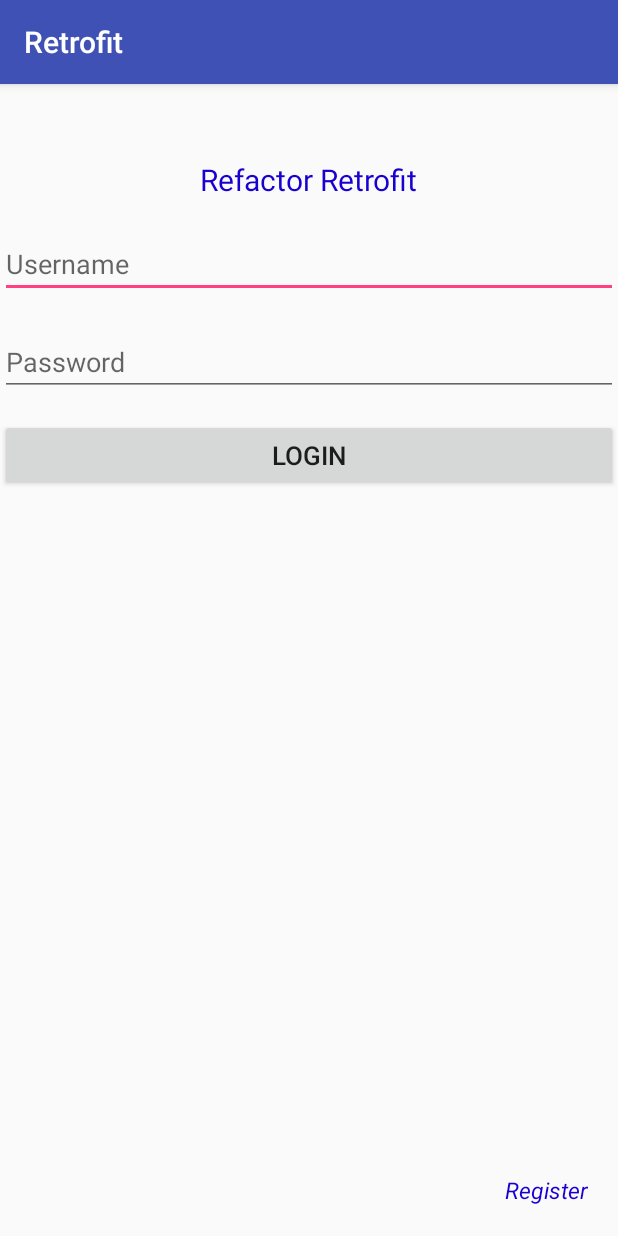
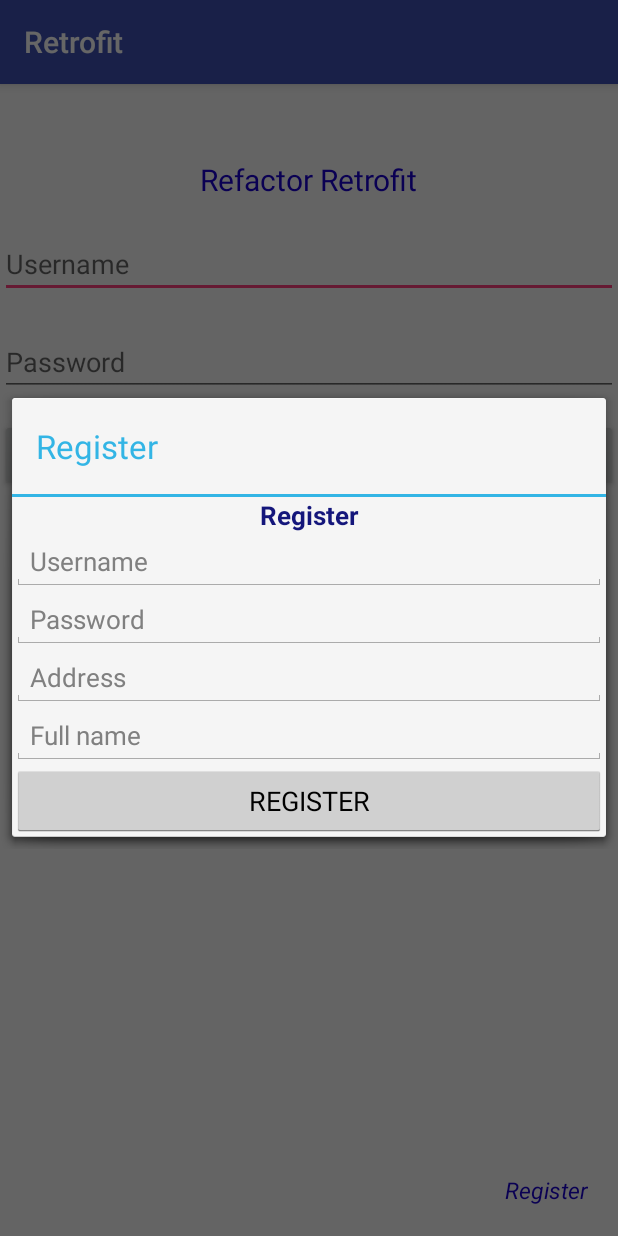
Before and after one commit to lyvietson95/RefactorRetrofit, an Android app: the screen it shows after launch (MainActivity), after a tap on "Register", on a phone screen of 412 x 824 dp. Run offline under Robolectric (Android 15) with nearby library versions, the phone set to English and light mode, and no system bars.

Commit message:
Add feature register User

```diff
--- a/app/src/main/java/vn/ifactory/retrofit/data/remote/APIInterface.java
+++ b/app/src/main/java/vn/ifactory/retrofit/data/remote/APIInterface.java
@@ -33,4 +33,7 @@ public interface APIInterface {
     Call<Users> getUserInfo(@Header(value = "Authorization")String token,
                             @Path("username") String username,
                             @Path("password") String password);
+
+    @POST(ToDoAppRestAPI.registerUser)
+    Call<String> registerUser(@Body Users users);
 }
--- a/app/src/main/java/vn/ifactory/retrofit/data/remote/APIServiceProvider.java
+++ b/app/src/main/java/vn/ifactory/retrofit/data/remote/APIServiceProvider.java
@@ -74,4 +74,8 @@ public class APIServiceProvider {
     public Call<Users> getUserInfo(String token, String userName, String password) {
         return apiInterface.getUserInfo(token, userName, password);
     }
+
+    public Call<String> registerUser(Users users) {
+        return apiInterface.registerUser(users);
+    }
 }
--- a/app/src/main/java/vn/ifactory/retrofit/data/remote/ToDoAppRestAPI.java
+++ b/app/src/main/java/vn/ifactory/retrofit/data/remote/ToDoAppRestAPI.java
@@ -8,13 +8,13 @@ public interface ToDoAppRestAPI {
     String baseLocalHostUrl = "http://192.168.0.107:80/api/";
     String baseRemoteUrl = "http://192.168.0.107:80/api/";
 
-    String registerAuthor="users/";
+    String registerUser="users/";
 
     String getToken = "token";
 
     String getUserInfo = "users/{username}/{password}";
 
-    String logout = registerAuthor+"signout/";
+    String logout = registerUser+"signout/";
 
     String addToDoItem = "todo/";
 
--- a/app/src/main/java/vn/ifactory/retrofit/model/Users.java
+++ b/app/src/main/java/vn/ifactory/retrofit/model/Users.java
@@ -1,12 +1,14 @@
 package vn.ifactory.retrofit.model;
 
 import com.google.gson.annotations.SerializedName;
+
+import java.io.Serializable;
 
 /**
  * Created by PC on 10/18/2018.
  */
 
-public class Users {
+public class Users implements Serializable{
     @SerializedName("userId")
     private int userId;
 
--- a/app/src/main/java/vn/ifactory/retrofit/view/activities/MainActivity.java
+++ b/app/src/main/java/vn/ifactory/retrofit/view/activities/MainActivity.java
@@ -1,8 +1,10 @@
 package vn.ifactory.retrofit.view.activities;
+
 
 import android.content.Intent;
 import android.support.annotation.NonNull;
 import android.os.Bundle;
+import android.support.v4.app.DialogFragment;
 import android.util.Log;
 import android.view.View;
 import android.widget.Button;
@@ -19,8 +21,10 @@ import vn.ifactory.retrofit.model.TokenReponse;
 import vn.ifactory.retrofit.model.TokenRequest;
 import vn.ifactory.retrofit.model.Users;
 import vn.ifactory.retrofit.utils.Util;
+import vn.ifactory.retrofit.view.dialogs.ICallbackFragment;
+import vn.ifactory.retrofit.view.dialogs.RegisterDialogFragment;
 
-public class MainActivity extends BaseActivity implements View.OnClickListener{
+public class MainActivity extends BaseActivity implements View.OnClickListener, ICallbackFragment, RegisterDialogFragment.IRegisterSuccess{
     public static final String GRANT_TYPE = "password";
     public static final String TAG = MainActivity.class.getSimpleName();
 
@@ -59,7 +63,10 @@ public class MainActivity extends BaseActivity implements View.OnClickListener{
     }
 
     private void handleRegister() {
-
+        DialogFragment dialogFragment = new RegisterDialogFragment();
+        ((RegisterDialogFragment)dialogFragment).setCallBackFragment(this);
+        ((RegisterDialogFragment)dialogFragment).setIRegisterSuccess(this);
+        dialogFragment.show(getSupportFragmentManager(),"register");
     }
 
     private void handleLogin() {
@@ -128,4 +135,25 @@ public class MainActivity extends BaseActivity implements View.OnClickListener{
         Intent intent = new Intent(this, HomeActivity.class);
         startActivity(intent);
     }
+
+    @Override
+    public void showLoadingDialog(boolean isShow) {
+        if (isShow) {
+            showBusyDialog("Loading...");
+        }else {
+            dismissBusyDialog();
+        }
+
+    }
+
+    @Override
+    public void showToast(String msg) {
+        toastMessage(msg, Toast.LENGTH_SHORT);
+    }
+
+    @Override
+    public void onRegisterSuccess(Users users) {
+        Log.d(TAG, "Register User success");
+        edtUsername.setText(users.getUserName());
+    }
 }
--- /dev/null
+++ b/app/src/main/java/vn/ifactory/retrofit/view/dialogs/ICallbackFragment.java
@@ -0,0 +1,10 @@
+package vn.ifactory.retrofit.view.dialogs;
+
+/**
+ * Created by PC on 10/22/2018.
+ */
+
+public interface ICallbackFragment {
+    void showLoadingDialog(boolean isShow);
+    void showToast(String msg);
+}
--- /dev/null
+++ b/app/src/main/java/vn/ifactory/retrofit/view/dialogs/RegisterDialogFragment.java
@@ -0,0 +1,159 @@
+package vn.ifactory.retrofit.view.dialogs;
+
+import android.app.Dialog;
+import android.content.Context;
+import android.os.Bundle;
+import android.support.annotation.NonNull;
+import android.support.annotation.Nullable;
+import android.support.v4.app.DialogFragment;
+import android.view.LayoutInflater;
+import android.view.View;
+import android.view.ViewGroup;
+import android.widget.Button;
+import android.widget.EditText;
+import android.widget.Toast;
+
+import java.lang.ref.WeakReference;
+
+import retrofit2.Call;
+import retrofit2.Callback;
+import retrofit2.Response;
+import vn.ifactory.retrofit.AppConfig;
+import vn.ifactory.retrofit.R;
+import vn.ifactory.retrofit.model.Users;
+import vn.ifactory.retrofit.utils.Util;
+
+/**
+ * Created by PC on 10/22/2018.
+ */
+
+public class RegisterDialogFragment extends DialogFragment implements View.OnClickListener{
+    public static final String TAG = RegisterDialogFragment.class.getSimpleName();
+    WeakReference<Context> contextRef;
+
+    View rootView;
+    EditText edtUsername, edtPassword, edtAddress, edtFullName;
+    Button btnRegister;
+    ICallbackFragment mCallback;
+    IRegisterSuccess mListener;
+
+    public void setCallBackFragment(ICallbackFragment callBack) {
+        mCallback = callBack;
+    }
+
+    public interface IRegisterSuccess {
+        void onRegisterSuccess(Users users);
+    }
+
+    public void setIRegisterSuccess(IRegisterSuccess registerListener) {
+        mListener = registerListener;
+    }
+
+    @Override
+    public void onCreate(@Nullable Bundle savedInstanceState) {
+        super.onCreate(savedInstanceState);
+        setStyle(android.app.DialogFragment.STYLE_NORMAL,android.R.style.Theme_Holo_Light_Dialog);
+        //setStyle(DialogFragment.STYLE_NO_TITLE,android.R.style.Theme_Holo_Light_Dialog);
+        //setStyle(DialogFragment.STYLE_NO_TITLE,android.R.style.Theme_Holo_Dialog);
+        //setStyle(DialogFragment.STYLE_NO_TITLE,android.R.style.Theme_Holo_Light_Dialog);
+        //setStyle(DialogFragment.STYLE_NORMAL,android.R.style.Theme_Holo_Light);
+    }
+
+    @Nullable
+    @Override
+    public View onCreateView(@NonNull LayoutInflater inflater, @Nullable ViewGroup container, @Nullable Bundle savedInstanceState) {
+        getDialog().setTitle("Register");
+        rootView = inflater.inflate(R.layout.fragment_dialog_register, container, false);
+        addControls();
+        return rootView;
+    }
+
+    @Override
+    public void onActivityCreated(Bundle savedInstanceState) {
+        super.onActivityCreated(savedInstanceState);
+        contextRef = new WeakReference<Context>(getActivity());
+    }
+
+    @NonNull
+    @Override
+    public Dialog onCreateDialog(Bundle savedInstanceState) {
+        Dialog dialog= super.onCreateDialog(savedInstanceState);
+        dialog.setTitle("Register");
+        return dialog;
+    }
+
+    private void addControls() {
+        edtUsername = rootView.findViewById(R.id.edtUserName);
+        edtPassword = rootView.findViewById(R.id.edtPassword);
+        edtAddress = rootView.findViewById(R.id.edtAddress);
+        edtFullName = rootView.findViewById(R.id.edtFullName);
+        btnRegister = rootView.findViewById(R.id.btnRegister);
+
+        btnRegister.setOnClickListener(this);
+    }
+
+    @Override
+    public void onClick(View v) {
+        switch (v.getId()) {
+            case R.id.btnRegister:
+
+                registerUsers();
+                break;
+                default:break;
+        }
+    }
+
+    private void registerUsers() {
+        String userName = edtUsername.getText().toString();
+        String password = edtPassword.getText().toString();
+        String address = edtAddress.getText().toString();
+        String fullName = edtFullName.getText().toString();
+
+        if (Util.isEmptyString(userName) || Util.isEmptyString(password) || Util.isEmptyString(fullName)) {
+            //Toast.makeText(getActivity(), "Some text box empty", Toast.LENGTH_SHORT).show();
+            if (mCallback != null) {
+                mCallback.showToast("Some text box empty");
+            }
+            return;
+        }
+        if (mCallback != null) {
+            mCallback.showLoadingDialog(true);
+        }
+        final Users users = new Users();
+        users.setUserName(userName);
+        users.setPassword(password);
+        users.setAddress(address);
+        users.setFullName(fullName);
+
+        if (Util.isAppOnLine(contextRef.get())) {
+            AppConfig.getApiServiceProvider().registerUser(users).enqueue(new Callback<String>() {
+                @Override
+                public void onResponse(@NonNull Call<String> call, @NonNull Response<String> response) {
+                    if (mCallback != null) {
+                        mCallback.showLoadingDialog(false);
+                    }
+
+                    if (response.body() != null && mListener != null) {
+                        mListener.onRegisterSuccess(users);
+                    }
+
+                    dismiss();
+                }
+
+                @Override
+                public void onFailure(@NonNull Call<String> call, @NonNull Throwable t) {
+                    if (mCallback != null) {
+                        mCallback.showLoadingDialog(false);
+                        mCallback.showToast(t.getMessage());
+                    }
+
+                }
+            });
+        }else {
+            if (mCallback != null) {
+                mCallback.showToast("Network problem. Check again");
+            }
+        }
+
+    }
+}
--- /dev/null
+++ b/app/src/main/res/layout/fragment_dialog_register.xml
@@ -0,0 +1,66 @@
+<?xml version="1.0" encoding="utf-8"?>
+<android.support.constraint.ConstraintLayout xmlns:android="http://schemas.android.com/apk/res/android"
+    android:layout_width="match_parent"
+    android:layout_height="match_parent"
+    xmlns:app="http://schemas.android.com/apk/res-auto">
+
+    <TextView
+        android:id="@+id/titleRegister"
+        android:textStyle="bold"
+        android:textColor="#14167b"
+        android:textSize="17sp"
+        app:layout_constraintEnd_toEndOf="parent"
+        app:layout_constraintStart_toStartOf="parent"
+        android:text="Register"
+        android:layout_width="wrap_content"
+        android:layout_height="wrap_content" />
+
+    <EditText
+        android:textSize="17sp"
+        app:layout_constraintTop_toBottomOf="@+id/titleRegister"
+        android:hint="Username"
+        android:id="@+id/edtUserName"
+        app:layout_constraintEnd_toEndOf="parent"
+        app:layout_constraintStart_toStartOf="parent"
+        android:layout_width="match_parent"
+        android:layout_height="wrap_content" />
+
+    <EditText
+        android:textSize="17sp"
+        app:layout_constraintTop_toBottomOf="@+id/edtUserName"
+        android:hint="Password"
+        android:id="@+id/edtPassword"
+        app:layout_constraintEnd_toEndOf="parent"
+        app:layout_constraintStart_toStartOf="parent"
+        android:layout_width="match_parent"
+        android:layout_height="wrap_content" />
+
+    <EditText
+        android:textSize="17sp"
+        app:layout_constraintTop_toBottomOf="@+id/edtPassword"
+        android:hint="Address"
+        android:id="@+id/edtAddress"
+        app:layout_constraintEnd_toEndOf="parent"
+        app:layout_constraintStart_toStartOf="parent"
+        android:layout_width="match_parent"
+        android:layout_height="wrap_content" />
+
+    <EditText
+        android:textSize="17sp"
+        app:layout_constraintTop_toBottomOf="@+id/edtAddress"
+        android:hint="Full name"
+        android:id="@+id/edtFullName"
+        app:layout_constraintEnd_toEndOf="parent"
+        app:layout_constraintStart_toStartOf="parent"
+        android:layout_width="match_parent"
+        android:layout_height="wrap_content" />
+
+    <Button
+        android:text="REGISTER"
+        app:layout_constraintTop_toBottomOf="@+id/edtFullName"
+        android:id="@+id/btnRegister"
+        app:layout_constraintEnd_toEndOf="parent"
+        app:layout_constraintStart_toStartOf="parent"
+        android:layout_width="match_parent"
+        android:layout_height="wrap_content" />
+</android.support.constraint.ConstraintLayout>
```
